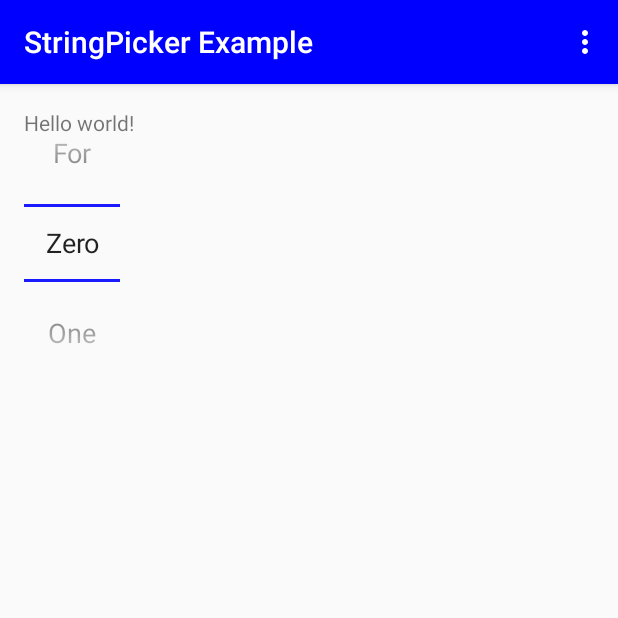
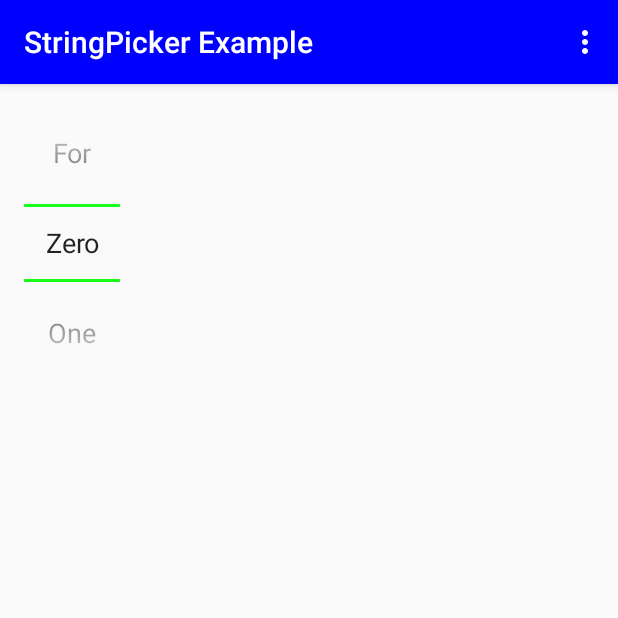
Before and after one commit to ameriod/MaterialStringPicker, an Android app: the screen it shows after launch (MainActivity), on a phone screen of 412 x 824 dp, the top half of it. Run offline under Robolectric (Android 15) with nearby library versions, the phone set to English and light mode, and no system bars.

Commit message:
changed styling around, add a copy right

```diff
--- a/app/build.gradle
+++ b/app/build.gradle
@@ -21,6 +21,6 @@ android {
 
 dependencies {
     compile fileTree(dir: 'libs', include: ['*.jar'])
-    compile 'com.android.support:appcompat-v7:22.0.0'
+    compile 'com.android.support:appcompat-v7:+'
     compile project(':lib')
 }
--- a/app/src/main/res/layout/activity_main.xml
+++ b/app/src/main/res/layout/activity_main.xml
@@ -2,10 +2,10 @@
                 xmlns:tools="http://schemas.android.com/tools"
                 android:layout_width="match_parent"
                 android:layout_height="match_parent"
+                android:paddingBottom="@dimen/activity_vertical_margin"
                 android:paddingLeft="@dimen/activity_horizontal_margin"
                 android:paddingRight="@dimen/activity_horizontal_margin"
                 android:paddingTop="@dimen/activity_vertical_margin"
-                android:paddingBottom="@dimen/activity_vertical_margin"
                 tools:context=".MainActivity">
 
     <me.parkerwilliams.stringpicker.StringPicker
@@ -13,9 +13,4 @@
         android:layout_width="wrap_content"
         android:layout_height="wrap_content"/>
 
-    <TextView
-        android:text="@string/hello_world"
-        android:layout_width="wrap_content"
-        android:layout_height="wrap_content"/>
-
 </RelativeLayout>
--- a/app/src/main/res/values/styles.xml
+++ b/app/src/main/res/values/styles.xml
@@ -6,6 +6,7 @@
         <item name="colorPrimary">#0000FF</item>
         <item name="colorPrimaryDark">#FF00FF</item>
         <item name="stringPickerStyle">@style/SPWidget.StringPicker.Material</item>
+        <item name="colorAccent">#00FF00</item>
     </style>
 
 </resources>
--- a/lib/build.gradle
+++ b/lib/build.gradle
@@ -5,10 +5,10 @@ android {
     buildToolsVersion "22.0.1"
 
     defaultConfig {
-        minSdkVersion 15
+        minSdkVersion 7
         targetSdkVersion 22
         versionCode 1
-        versionName "1.0"
+        versionName "1.0.0"
     }
     buildTypes {
         release {
@@ -20,5 +20,5 @@ android {
 
 dependencies {
     compile fileTree(dir: 'libs', include: ['*.jar'])
-    compile 'com.android.support:appcompat-v7:22.0.0'
+    compile 'com.android.support:appcompat-v7:+'
 }
--- a/lib/src/main/java/me/parkerwilliams/stringpicker/StringPicker.java
+++ b/lib/src/main/java/me/parkerwilliams/stringpicker/StringPicker.java
@@ -1,8 +1,25 @@
+/*
+ * Copyright (C) 2008 Parker Williams
+ *
+ * Licensed under the Apache License, Version 2.0 (the "License");
+ * you may not use this file except in compliance with the License.
+ * You may obtain a copy of the License at
+ *
+ *      http://www.apache.org/licenses/LICENSE-2.0
+ *
+ * Unless required by applicable law or agreed to in writing, software
+ * distributed under the License is distributed on an "AS IS" BASIS,
+ * WITHOUT WARRANTIES OR CONDITIONS OF ANY KIND, either express or implied.
+ * See the License for the specific language governing permissions and
+ * limitations under the License.
+ */
+
 package me.parkerwilliams.stringpicker;
 
 import android.content.Context;
 import android.os.Parcelable;
 import android.support.annotation.NonNull;
+import android.support.annotation.Nullable;
 import android.text.TextUtils;
 import android.util.AttributeSet;
 
@@ -28,8 +45,8 @@ public class StringPicker extends NumberPickerTextView {
         super(context, attrs, defStyle);
     }
 
-    public static interface OnValueChangeListener {
-        public void onValueChanged(StringPicker picker, String oldVal, String newValue);
+    public interface OnValueChangeListener {
+        void onValueChanged(StringPicker picker, String oldVal, String newValue);
     }
 
     public void setOnValueChangeListener(OnValueChangeListener listener) {
@@ -56,11 +73,15 @@ public class StringPicker extends NumberPickerTextView {
         setValue(current);
     }
 
+    @Nullable
     public String getCurrentValue() {
+        if (mValues != null) {
             return mValues[getCurrent()];
         }
+        return null;
+    }
 
-    public void setValues(final String[] values) {
+    public void setValues(@NonNull String[] values) {
         mValues = values;
         setMaxValue(values.length - 1);
         setMinValue(0);
@@ -68,12 +89,13 @@ public class StringPicker extends NumberPickerTextView {
         setDisplayedValues(values);
     }
 
-    public void setValues(final List<String> values) {
+    public void setValues(@NonNull List<String> values) {
         mValues = values.toArray(new String[values.size()]);
         setValues(mValues);
     }
 
     public void setCurrent(@NonNull String currentValue) {
+        if (mValues != null) {
             for (int i = 0, size = mValues.length; i < size; i++) {
                 String pickerValue = mValues[i];
                 if (TextUtils.equals(currentValue, pickerValue)) {
@@ -83,3 +105,4 @@ public class StringPicker extends NumberPickerTextView {
             }
         }
     }
+}
--- a/lib/src/main/res/values/themes.xml
+++ b/lib/src/main/res/values/themes.xml
@@ -1,7 +1,7 @@
 <resources>
 
     <!-- Copy one of these attributes to your own theme (choose either dark or light).
-        <item name="numberPickerStyle">@style/NPWidget.Holo.NumberPicker</item>
+        <item name="stringPickerStyle">@style/SPWidget.StringPicker.Material</item>
     -->
 
     <!-- Don't touch this -->
@@ -42,12 +42,12 @@
 
     <style name="SPWidget.StringPicker.Material" parent="SPWidget.StringPicker">
         <item name="solidColor">@android:color/transparent</item>
-        <item name="selectionDivider">?attr/colorPrimary</item>
+        <item name="selectionDivider">?attr/colorAccent</item>
         <item name="selectionDividerHeight">2dip</item>
         <item name="internalLayout">@layout/string_picker_with_selector_wheel</item>
         <item name="internalMinWidth">64dip</item>
         <item name="internalMaxHeight">180dip</item>
-        <item name="virtualButtonPressedDrawable">?attr/selectableItemBackground</item>
+        <item name="virtualButtonPressedDrawable">@null</item>
     </style>
 
 </resources>
```
Lines whose indentation alone changed are shown as unchanged.
